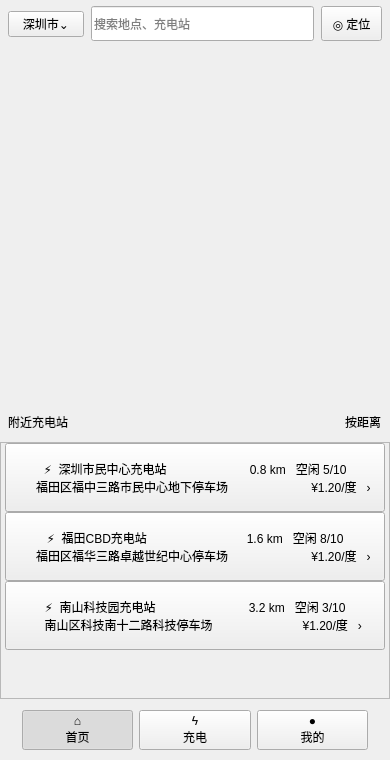
Old version of the form ui/mainwindow.ui in the repository dirtysoup0519/ChargingUser.
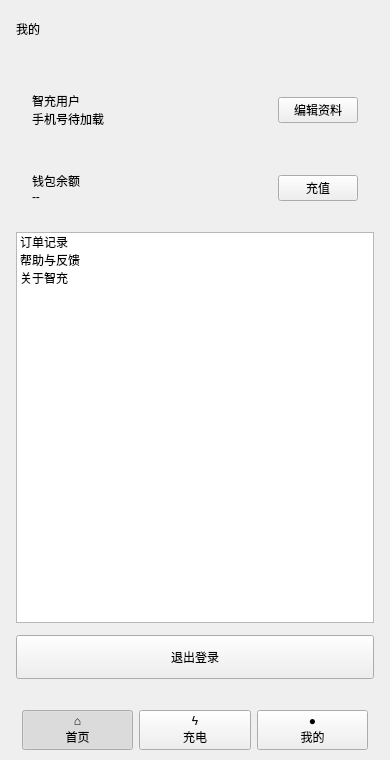
New version of the form. The open tabs and pages were chosen to show the change. Icons and pictures are not drawn.

Commit message: feat(ui): add user page state contracts and main container

Patch:
```diff
--- a/ui/mainwindow.ui
+++ b/ui/mainwindow.ui
@@ -7,6 +7,9 @@
   <property name="windowTitle"><string>智充</string></property>
   <layout class="QVBoxLayout" name="rootLayout">
    <property name="spacing"><number>0</number></property><property name="leftMargin"><number>0</number></property><property name="topMargin"><number>0</number></property><property name="rightMargin"><number>0</number></property><property name="bottomMargin"><number>0</number></property>
+   <item><widget class="QStackedWidget" name="pageStack"><property name="currentIndex"><number>0</number></property>
+    <widget class="QWidget" name="homePage"><layout class="QVBoxLayout" name="homeLayout">
+     <property name="spacing"><number>0</number></property><property name="leftMargin"><number>0</number></property><property name="topMargin"><number>0</number></property><property name="rightMargin"><number>0</number></property><property name="bottomMargin"><number>0</number></property>
    <item><widget class="QWidget" name="topBar"><property name="minimumSize"><size><width>0</width><height>48</height></size></property><property name="maximumSize"><size><width>16777215</width><height>48</height></size></property>
     <layout class="QHBoxLayout" name="topLayout"><property name="leftMargin"><number>8</number></property><property name="topMargin"><number>6</number></property><property name="rightMargin"><number>8</number></property><property name="bottomMargin"><number>6</number></property><property name="spacing"><number>7</number></property>
      <item><widget class="QPushButton" name="cityButton"><property name="minimumSize"><size><width>76</width><height>0</height></size></property><property name="maximumSize"><size><width>76</width><height>16777215</height></size></property><property name="text"><string>深圳市⌄</string></property></widget></item>
@@ -34,6 +37,32 @@
       <item><spacer name="listSpace"><property name="orientation"><enum>Qt::Vertical</enum></property><property name="sizeHint"><size><width>1</width><height>20</height></size></property></spacer></item>
      </layout>
     </widget>
+   </widget></item>
+    </layout></widget>
+    <widget class="QWidget" name="chargingPage"><layout class="QVBoxLayout" name="chargingPageLayout">
+     <property name="leftMargin"><number>18</number></property><property name="topMargin"><number>24</number></property><property name="rightMargin"><number>18</number></property><property name="bottomMargin"><number>24</number></property><property name="spacing"><number>14</number></property>
+     <item><widget class="QLabel" name="chargingPageTitle"><property name="text"><string>充电</string></property></widget></item>
+     <item><widget class="QFrame" name="chargingEmptyCard"><layout class="QVBoxLayout" name="chargingEmptyLayout"><property name="leftMargin"><number>18</number></property><property name="topMargin"><number>26</number></property><property name="rightMargin"><number>18</number></property><property name="bottomMargin"><number>26</number></property>
+      <item><widget class="QLabel" name="chargingEmptyTitle"><property name="text"><string>当前没有进行中的充电</string></property><property name="alignment"><set>Qt::AlignCenter</set></property></widget></item>
+      <item><widget class="QLabel" name="chargingEmptyHint"><property name="text"><string>选择附近充电站，开始新的充电任务</string></property><property name="alignment"><set>Qt::AlignCenter</set></property></widget></item>
+     </layout></widget></item>
+     <item><spacer name="chargingPageSpace"><property name="orientation"><enum>Qt::Vertical</enum></property><property name="sizeHint"><size><width>1</width><height>40</height></size></property></spacer></item>
+    </layout></widget>
+    <widget class="QWidget" name="profilePage"><layout class="QVBoxLayout" name="profilePageLayout">
+     <property name="leftMargin"><number>16</number></property><property name="topMargin"><number>20</number></property><property name="rightMargin"><number>16</number></property><property name="bottomMargin"><number>20</number></property><property name="spacing"><number>12</number></property>
+     <item><widget class="QLabel" name="profilePageTitle"><property name="text"><string>我的</string></property></widget></item>
+     <item><widget class="QLabel" name="accountStatusLabel"><property name="text"><string/></property><property name="wordWrap"><bool>true</bool></property><property name="visible"><bool>false</bool></property></widget></item>
+     <item><widget class="QFrame" name="profileCard"><layout class="QHBoxLayout" name="profileCardLayout"><property name="leftMargin"><number>16</number></property><property name="topMargin"><number>16</number></property><property name="rightMargin"><number>16</number></property><property name="bottomMargin"><number>16</number></property>
+      <item><widget class="QLabel" name="profileSummaryLabel"><property name="text"><string>智充用户
+手机号待加载</string></property></widget></item><item><spacer name="profileCardSpace"><property name="orientation"><enum>Qt::Horizontal</enum></property><property name="sizeHint"><size><width>20</width><height>1</height></size></property></spacer></item><item><widget class="QPushButton" name="btnEditProfile"><property name="text"><string>编辑资料</string></property></widget></item>
+     </layout></widget></item>
+     <item><widget class="QFrame" name="walletCard"><layout class="QHBoxLayout" name="walletCardLayout"><property name="leftMargin"><number>16</number></property><property name="topMargin"><number>16</number></property><property name="rightMargin"><number>16</number></property><property name="bottomMargin"><number>16</number></property>
+      <item><widget class="QLabel" name="walletSummaryLabel"><property name="text"><string>钱包余额
+--</string></property></widget></item><item><spacer name="walletCardSpace"><property name="orientation"><enum>Qt::Horizontal</enum></property><property name="sizeHint"><size><width>20</width><height>1</height></size></property></spacer></item><item><widget class="QPushButton" name="btnRecharge"><property name="text"><string>充值</string></property></widget></item>
+     </layout></widget></item>
+     <item><widget class="QListWidget" name="profileMenuList"><item><property name="text"><string>订单记录</string></property></item><item><property name="text"><string>帮助与反馈</string></property></item><item><property name="text"><string>关于智充</string></property></item></widget></item>
+     <item><widget class="QPushButton" name="btnLogout"><property name="minimumSize"><size><width>0</width><height>44</height></size></property><property name="text"><string>退出登录</string></property></widget></item>
+    </layout></widget>
    </widget></item>
    <item><widget class="QFrame" name="bottomBar"><property name="minimumSize"><size><width>0</width><height>61</height></size></property><property name="maximumSize"><size><width>16777215</width><height>61</height></size></property>
     <layout class="QHBoxLayout" name="bottomLayout"><property name="leftMargin"><number>22</number></property><property name="topMargin"><number>2</number></property><property name="rightMargin"><number>22</number></property><property name="bottomMargin"><number>1</number></property>
```
The commit also changes 18 other files.
